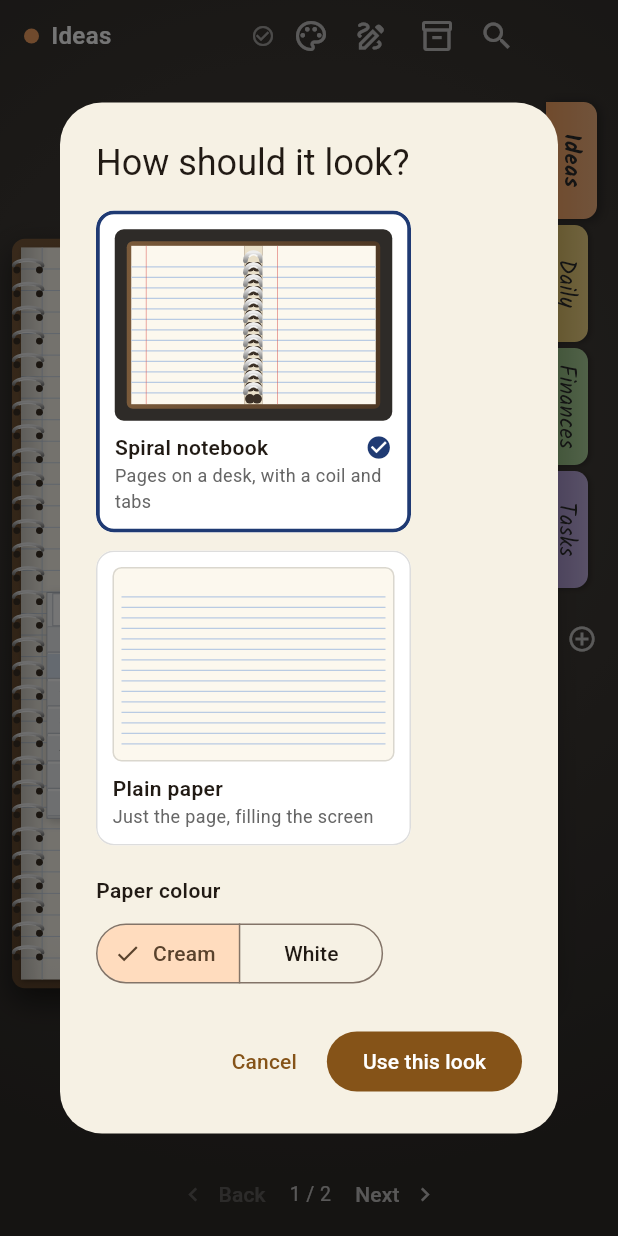
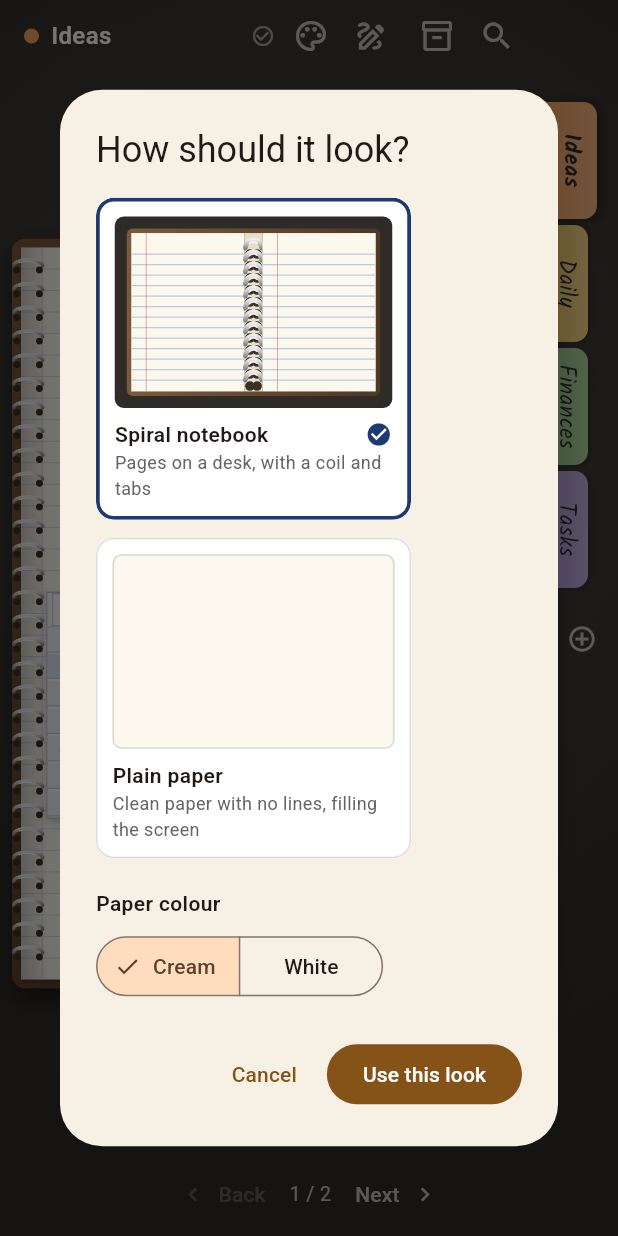
Before and after one commit to badlagks/spiral-notebook, a Flutter app: the screen it shows after launch, after a tap on the "palette" icon, on a phone screen of 412 x 824 dp. Run offline on Flutter 3.47's test engine with Material 3 defaults, Android fonts, the phone set to English and light mode, and no system bars; our stand-ins replace image_picker, shared_preferences, video_player, web; missing offline and left inert: dart:js_interop.

Commit message:
Plain paper is clean: no lines or squares
Co-Authored-By: Claude Opus 5.5 (1M context) <noreply@anthropic.com>
Claude-Session: https://claude.ai/code/session_01Tu1j4xrXurqK1QAd34reeM

```diff
--- a/lib/ui/look_picker.dart
+++ b/lib/ui/look_picker.dart
@@ -47,7 +47,7 @@ class _LookDialogState extends State<_LookDialog> {
                   ),
                   _Choice(
                     label: 'Plain paper',
-                    detail: 'Just the page, filling the screen',
+                    detail: 'Clean paper with no lines, filling the screen',
                     selected: _look == Look.plain,
                     onTap: () => setState(() => _look = Look.plain),
                     preview: _Preview(look: Look.plain, tone: _tone),
@@ -149,7 +149,7 @@ class _Preview extends StatelessWidget {
     final sheet = tone == PaperTone.white ? Paper.white : Paper.cream;
     Widget page() => DecoratedBox(
           decoration: BoxDecoration(color: sheet),
-          child: CustomPaint(painter: _MiniLines(margin: look == Look.notebook)),
+          child: look == Look.notebook ? const CustomPaint(painter: _MiniLines()) : null,
         );
     if (look == Look.plain) {
       return DecoratedBox(
@@ -187,8 +187,7 @@ class _Preview extends StatelessWidget {
 }
 
 class _MiniLines extends CustomPainter {
-  const _MiniLines({required this.margin});
-  final bool margin;
+  const _MiniLines();
 
   @override
   void paint(Canvas canvas, Size size) {
@@ -198,11 +197,9 @@ class _MiniLines extends CustomPainter {
     for (var y = 14.0; y < size.height - 2; y += 7) {
       canvas.drawLine(Offset(0, y), Offset(size.width, y), line);
     }
-    if (margin) {
-      canvas.drawLine(const Offset(10, 0), Offset(10, size.height), Paint()..color = Paper.margin);
-    }
+    canvas.drawLine(const Offset(10, 0), Offset(10, size.height), Paint()..color = Paper.margin);
   }
 
   @override
-  bool shouldRepaint(_MiniLines old) => old.margin != margin;
+  bool shouldRepaint(_MiniLines old) => false;
 }
--- a/lib/ui/page_flip.dart
+++ b/lib/ui/page_flip.dart
@@ -252,11 +252,11 @@ class _FlippingBookState extends State<FlippingBook> with SingleTickerProviderSt
         width: spineWidth,
         height: pageHeight,
         child: Paper.plain
-            // Plain paper just has a soft fold down the middle.
+            // Plain paper just has a faint fold down the middle.
             ? DecoratedBox(
                 decoration: BoxDecoration(
                   gradient: LinearGradient(
-                    colors: [Paper.sheet, Color.lerp(Paper.sheet, Colors.black, 0.07)!, Paper.sheet],
+                    colors: [Paper.sheet, Color.lerp(Paper.sheet, Colors.black, 0.035)!, Paper.sheet],
                   ),
                 ),
               )
--- a/lib/ui/paper_page.dart
+++ b/lib/ui/paper_page.dart
@@ -211,6 +211,8 @@ class _PaperPageState extends State<PaperPage> {
         }
       },
       itemBuilder: (_) => [
+        // Plain paper has no lines, so there is nothing to choose.
+        if (!Paper.plain) ...[
           for (final style in PaperStyle.values)
             CheckedPopupMenuItem(
               value: style.name,
@@ -218,6 +220,7 @@ class _PaperPageState extends State<PaperPage> {
               child: Text('${style.name[0].toUpperCase()}${style.name.substring(1)} paper'),
             ),
           const PopupMenuDivider(),
+        ],
         const PopupMenuItem(value: 'tear', child: Text('Tear out this page')),
       ],
     );
--- a/lib/ui/paper_painters.dart
+++ b/lib/ui/paper_painters.dart
@@ -30,7 +30,8 @@ class PaperPainter extends CustomPainter {
     final rect = Offset.zero & size;
     canvas.drawRect(rect, Paint()..color = sheet);
 
-    switch (style) {
+    // Plain paper is clean: no lines or squares at all.
+    switch (aged ? style : PaperStyle.blank) {
       case PaperStyle.ruled:
         final line = Paint()
           ..color = Paper.ruleLine
```
Lines whose indentation alone changed are shown as unchanged.
